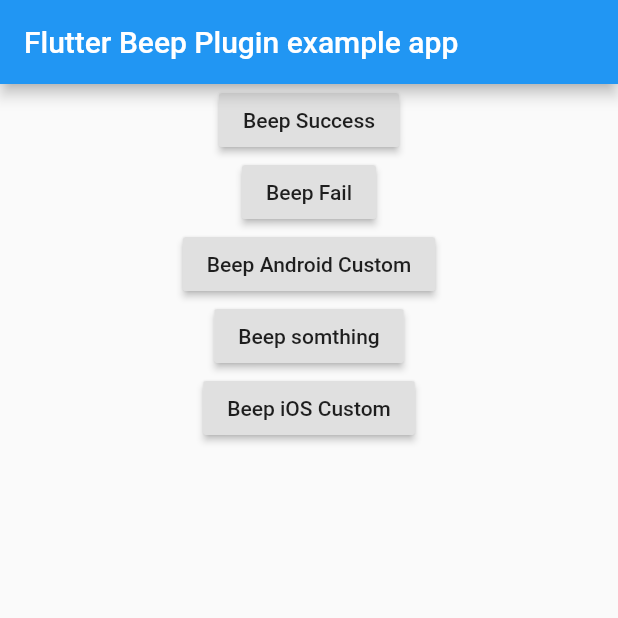
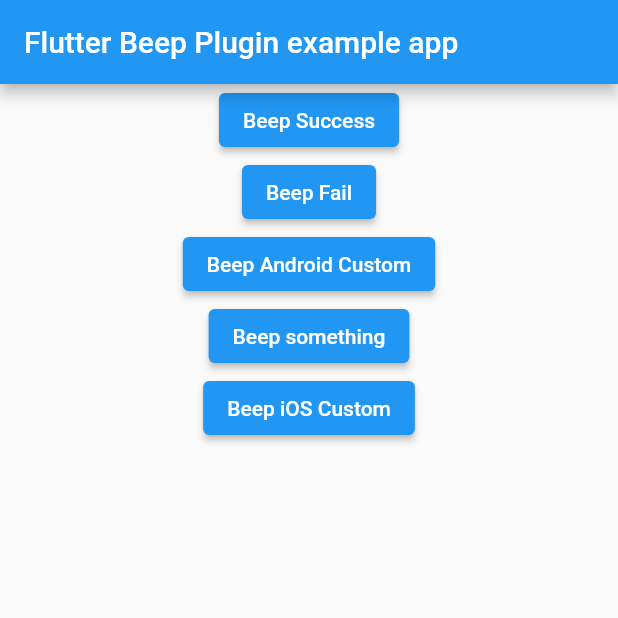
Before and after one commit to trietho/flutter_beep, a Flutter app: the screen it shows after launch, on a phone screen of 412 x 824 dp, the top half of it. Run offline on Flutter 3.47's test engine with Material 2 defaults, Android fonts, the light colour scheme and no system bars.

```diff
--- a/example/lib/main.dart
+++ b/example/lib/main.dart
@@ -4,7 +4,6 @@
 void main() => runApp(MyApp());
 
 class MyApp extends StatelessWidget {
-
   @override
   Widget build(BuildContext context) {
     return MaterialApp(
@@ -13,14 +12,32 @@
           title: const Text('Flutter Beep Plugin example app'),
         ),
         body: Center(
-          child: Column(children: <Widget>[
-            RaisedButton( child: Text("Beep Success"), onPressed: ()=> FlutterBeep.beep()),
-            RaisedButton( child: Text("Beep Fail"), onPressed: ()=> FlutterBeep.beep(false)),
-            RaisedButton( child: Text("Beep Android Custom"), onPressed: ()=> FlutterBeep.playSysSound(AndroidSoundIDs.TONE_CDMA_ABBR_ALERT)),
-            RaisedButton( child: Text("Beep somthing"), onPressed: ()=> FlutterBeep.playSysSound(41)),
-            RaisedButton( child: Text("Beep iOS Custom"), onPressed: ()=> FlutterBeep.playSysSound(iOSSoundIDs.AudioToneBusy)),
-
-          ],),
+          child: Column(
+            children: <Widget>[
+              ElevatedButton(
+                child: Text("Beep Success"),
+                onPressed: () => FlutterBeep.beep(),
+              ),
+              ElevatedButton(
+                child: Text("Beep Fail"),
+                onPressed: () => FlutterBeep.beep(false),
+              ),
+              ElevatedButton(
+                child: Text("Beep Android Custom"),
+                onPressed: () => FlutterBeep.playSysSound(
+                    AndroidSoundIDs.TONE_CDMA_ABBR_ALERT),
+              ),
+              ElevatedButton(
+                child: Text("Beep something"),
+                onPressed: () => FlutterBeep.playSysSound(41),
+              ),
+              ElevatedButton(
+                child: Text("Beep iOS Custom"),
+                onPressed: () =>
+                    FlutterBeep.playSysSound(iOSSoundIDs.AudioToneBusy),
+              ),
+            ],
+          ),
         ),
       ),
     );
--- a/example/pubspec.yaml
+++ b/example/pubspec.yaml
@@ -3,7 +3,7 @@
 publish_to: 'none'
 
 environment:
-  sdk: ">=2.1.0 <3.0.0"
+  sdk: ">=2.1.2 <3.0.0"
 
 dependencies:
   flutter:
--- a/pubspec.yaml
+++ b/pubspec.yaml
@@ -1,10 +1,10 @@
 name: flutter_beep
 description: A very lite module to play system sounds and beep for flutter apps (no sound files)
-version: 0.2.0
+version: 0.3.0
 homepage: https://github.com/trietho/flutter_beep.git
 
 environment:
-  sdk: ">=2.1.0 <3.0.0"
+  sdk: ">=2.1.2 <3.0.0"
   flutter: ">=1.10.0"
 
 dependencies:
```
Also changed, not shown: lib/flutter_beep.dart (+6 -7 lines), example/pubspec.lock, pubspec.lock, 3 other files.
